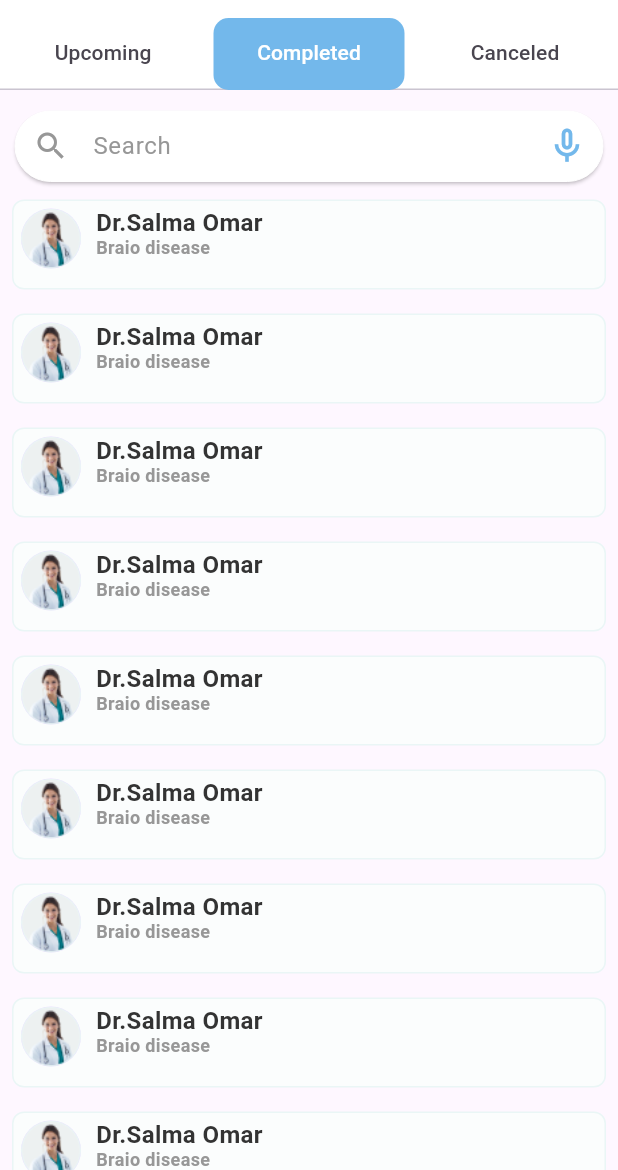
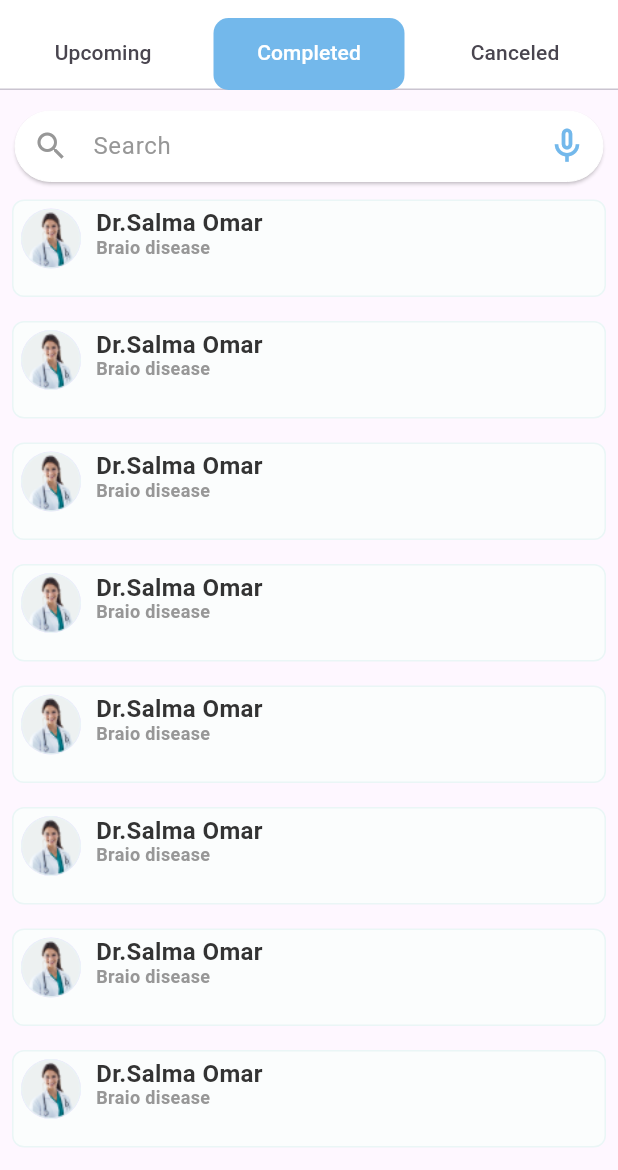
Before and after one commit to nada-elmetwaly/eye_scan, a Flutter app: the screen it shows after launch, tab 2 chosen, on a phone screen of 412 x 824 dp, the part 66-1236 px from its top. Run offline on Flutter 3.47's test engine with Material 3 defaults, Android fonts, the phone set to English and light mode, and no system bars; our stand-ins replace curved_labeled_navigation_bar, emoji_picker_flutter, flutter_rating_bar, font_awesome_flutter, image_picker, intl_phone_field and 5 more; Roboto replaces fonts that are missing (myfont); project files that could hold a hidden picture were left out.

Commit message:
Update completed card.dart

```diff
--- a/lib/components/completed card.dart
+++ b/lib/components/completed card.dart
@@ -15,7 +15,7 @@ class _CompletedCardState extends State<CompletedCard> {
       padding: const EdgeInsets.all(8.0),
       child: Container(
         width: 327,
-        height: 60,
+        height: 65,
         decoration: BoxDecoration(
           borderRadius: BorderRadius.circular(8),
           color: Color(0xffFBFDFD),
```
